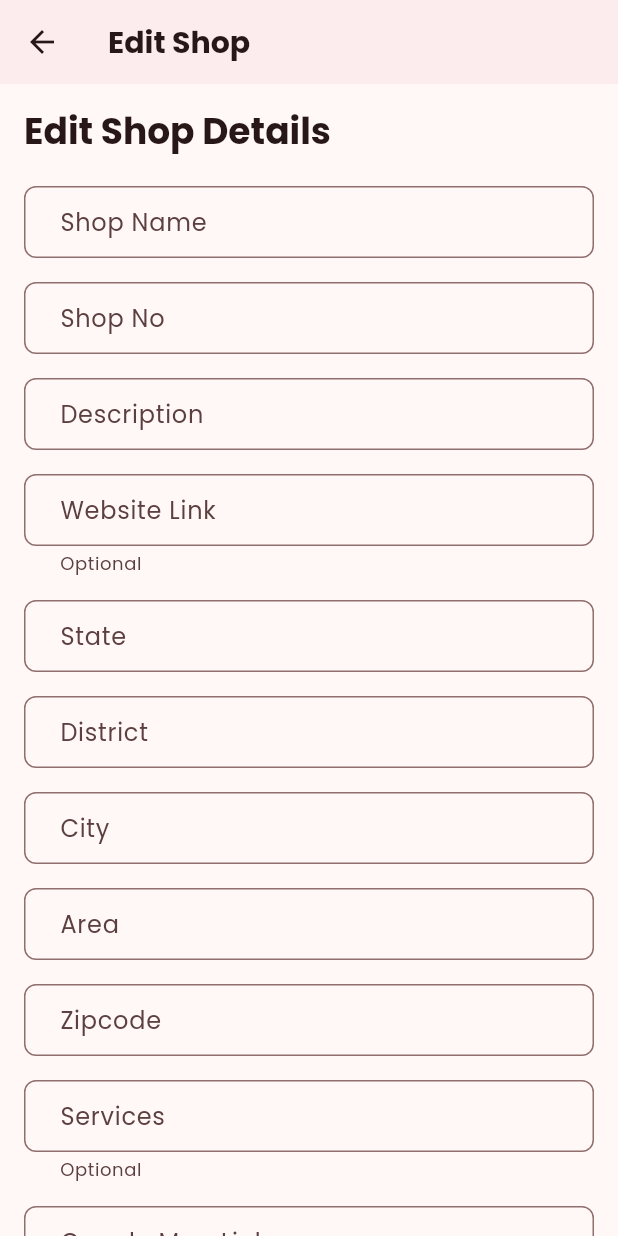
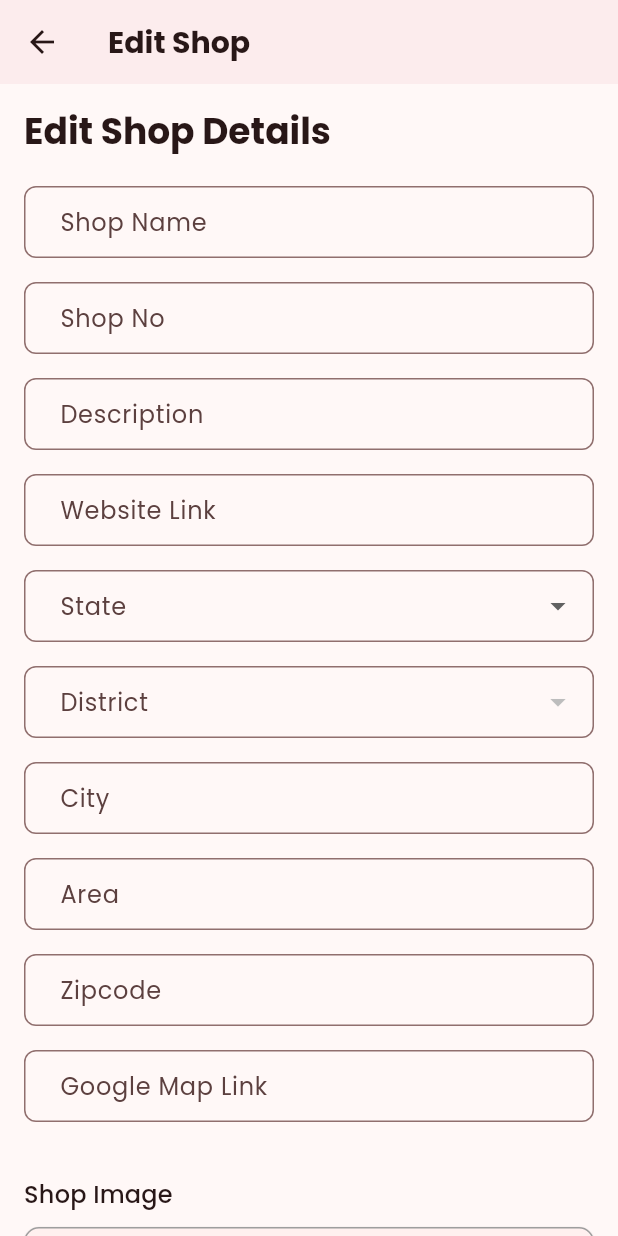
Before and after one commit to yogeshj0303/etiop-app, a Flutter app: the EditShopScreen screen opened directly with empty values, on a phone screen of 412 x 824 dp. Run offline on Flutter 3.47's test engine with Material 3 defaults, Android fonts, the phone set to English and light mode, and no system bars; our stand-ins replace carousel_slider, flutter_widget_from_html, google_fonts, image_picker, shared_preferences; accounts and stored records are empty; network calls fail.

Commit message:
17 march

```diff
--- a/lib/widgets/edit_screen.dart
+++ b/lib/widgets/edit_screen.dart
@@ -6,6 +6,7 @@ import 'package:image_picker/image_picker.dart'; // Add this import
 import 'dart:io';
 import 'package:http/http.dart' as http;
 import 'dart:convert';
+import 'dart:collection';
 
 class EditShopScreen extends StatefulWidget {
   final Shop shop;
@@ -130,6 +131,15 @@ class _EditShopScreenState extends State<EditShopScreen> {
       _districts = IndianLocation.getDistricts(_selectedState!);
       _selectedDistrict = widget.shop.district;
     }
+
+    // Ensure _districts list is correctly populated and does not contain duplicates
+    Set<String> uniqueDistricts = Set<String>.from(_districts);
+    if (uniqueDistricts.length != _districts.length) {
+      print('Duplicate districts found');
+    }
+
+    // Use the unique set to populate the dropdown
+    _districts = uniqueDistricts.toList();
   }
 
   Future<void> _pickShopImage() async {
@@ -186,7 +196,6 @@ class _EditShopScreenState extends State<EditShopScreen> {
           'country': country ?? '',
           'zipcode': zipcode ?? '',
           'description': description ?? '',
-          'services': services ?? '',
           'website_link': websiteLink ?? '',
           'google_map_link': googleMapLink ?? '',
           'mobile_no': mobileNo ?? '',
@@ -436,12 +445,70 @@ class _EditShopScreenState extends State<EditShopScreen> {
   Widget _buildFormFields() {
     // Default fields for all categories
     List<Widget> defaultFields = [
-      _buildTextField('State', 'state', state),
-      _buildTextField('District', 'district', district),
+      //state and district should be dropdown
+      Padding(
+        padding: const EdgeInsets.only(bottom: 16.0,top: 0),
+        child: DropdownButtonFormField<String>(
+          value: _selectedState,
+          decoration: InputDecoration(
+            labelText: 'State',
+            contentPadding: const EdgeInsets.symmetric(vertical: 10.0, horizontal: 20.0),
+            border: OutlineInputBorder(
+              borderRadius: BorderRadius.circular(8.0),
+            ),
+          ),
+          items: _states.map((String state) {
+            return DropdownMenuItem<String>(
+              value: state,
+              child: Text(state),
+            );
+          }).toList(),
+          onChanged: (String? newValue) {
+            setState(() {
+              _selectedState = newValue;
+              _districts = IndianLocation.getDistricts(newValue ?? '');
+
+              // Reset the selected district
+              _selectedDistrict = null;
+
+              // Ensure unique districts
+              Set<String> uniqueDistricts = Set<String>.from(_districts);
+              _districts = uniqueDistricts.toList();
+            });
+          },
+          validator: (value) => value == null ? 'Please select a state' : null,
+        ),
+      ),
+
+      Padding(
+        padding: const EdgeInsets.only(bottom: 16.0),
+        child: DropdownButtonFormField<String>(
+          value: _selectedDistrict,
+          decoration: InputDecoration(
+            labelText: 'District',
+            contentPadding: const EdgeInsets.symmetric(vertical: 10.0, horizontal: 20.0),
+            border: OutlineInputBorder(
+              borderRadius: BorderRadius.circular(8.0),
+            ),
+          ),
+          items: _districts.map((String district) {
+            return DropdownMenuItem<String>(
+              value: district,
+              child: Text(district),
+            );
+          }).toList(),
+          onChanged: (String? newValue) {
+            setState(() {
+              _selectedDistrict = newValue;
+            });
+          },
+          validator: (value) => value == null ? 'Please select a district' : null,
+        ),
+      ),
+
       _buildTextField('City', 'city', city),
       _buildTextField('Area', 'area', area),
       _buildTextField('Zipcode', 'zipcode', zipcode),
-      _buildTextField('Services', 'services', services, isRequired: false),
     ];
 
     if (_categoryType == 'government') {
@@ -838,7 +905,7 @@ class _EditShopScreenState extends State<EditShopScreen> {
             borderRadius: BorderRadius.circular(8.0),
             borderSide: const BorderSide(width: 2.0),
           ),
-          helperText: (key == 'website_link' || key == 'google_map_link' || key == 'services') ? 'Optional' : null,
+          // helperText: (key == 'website_link' || key == 'google_map_link' || key == 'services') ? '' : null,
         ),
         validator: (value) {
           if (key == 'website_link' || key == 'google_map_link' || key == 'services') {
```
